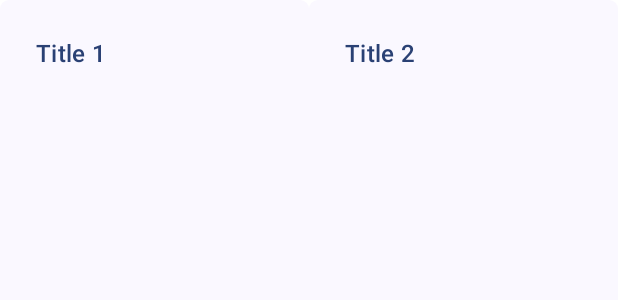
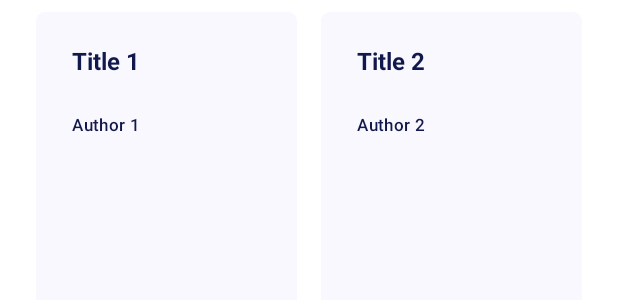
Before and after one commit to dignicate/zero-2023-android, an Android app built with Jetpack Compose: the @Preview function BookListView_Preview, on a phone screen of 412 x 824 dp. Shown: the top 300 px of the screen. Run offline under Robolectric (Android 15) with nearby library versions, the phone set to English and light mode, and no system bars; our stand-ins replace Dagger/Hilt's generated code, Timber; network calls fail.

Commit message:
Color and type extension.

```diff
--- a/app/src/main/java/com/dignicate/zero_2023_android/ui/BookListView.kt
+++ b/app/src/main/java/com/dignicate/zero_2023_android/ui/BookListView.kt
@@ -1,8 +1,10 @@
 package com.dignicate.zero_2023_android.ui
 
 import androidx.compose.foundation.background
+import androidx.compose.foundation.layout.Arrangement
 import androidx.compose.foundation.layout.Box
 import androidx.compose.foundation.layout.Column
+import androidx.compose.foundation.layout.Spacer
 import androidx.compose.foundation.layout.height
 import androidx.compose.foundation.layout.padding
 import androidx.compose.foundation.layout.width
@@ -24,6 +26,8 @@ import androidx.compose.ui.unit.dp
 import androidx.hilt.navigation.compose.hiltViewModel
 import androidx.lifecycle.Lifecycle
 import androidx.lifecycle.LifecycleEventObserver
+import com.dignicate.zero_2023_android.ui.theme.ColorSchemeExtension.textMain
+import com.dignicate.zero_2023_android.ui.theme.TypographyExtension.bodyTitle
 import com.dignicate.zero_2023_android.ui.theme.Zero2023androidTheme
 
 @Composable
@@ -63,6 +67,10 @@ private fun BookListView(
     LazyVerticalGrid(
         columns = GridCells.Adaptive(159.dp),
         state = state,
+        modifier = modifier
+            .padding(horizontal = 24.dp, vertical = 8.dp),
+        verticalArrangement = Arrangement.spacedBy(10.dp),
+        horizontalArrangement = Arrangement.spacedBy(16.dp),
     ) {
         val items = data?.items ?: emptyList()
         items(items.size) { index ->
@@ -95,15 +103,20 @@ private fun BookListItemView(
         ) {
             Text(
                 text = item.title,
-                color = MaterialTheme.colorScheme.primary,
-                style=  MaterialTheme.typography.titleMedium,
-                modifier = modifier,
+                color = MaterialTheme.colorScheme.textMain,
+                style=  MaterialTheme.typography.bodyTitle,
+                modifier = modifier
+                    .height(36.dp),
+                maxLines = 2,
             )
+            Spacer(modifier = modifier.height(8.dp))
             Text(
                 text = item.author,
-                color = MaterialTheme.colorScheme.primary,
+                color = MaterialTheme.colorScheme.textMain,
                 style = MaterialTheme.typography.labelSmall,
-                modifier = modifier,
+                modifier = modifier
+                    .height(28.dp),
+                maxLines = 2,
             )
         }
     }
@@ -119,11 +132,11 @@ private fun BookListView_Preview() {
                 items = listOf(
                     BookListViewModel.Data.Item(
                         title = "Title 1",
-                        author = "",
+                        author = "Author 1",
                     ),
                     BookListViewModel.Data.Item(
                         title = "Title 2",
-                        author = "",
+                        author = "Author 2",
                     )
                 )
             )
--- a/app/src/main/java/com/dignicate/zero_2023_android/ui/theme/Theme.kt
+++ b/app/src/main/java/com/dignicate/zero_2023_android/ui/theme/Theme.kt
@@ -11,10 +11,18 @@ import androidx.compose.material3.dynamicLightColorScheme
 import androidx.compose.material3.lightColorScheme
 import androidx.compose.runtime.Composable
 import androidx.compose.runtime.SideEffect
+import androidx.compose.runtime.getValue
+import androidx.compose.runtime.mutableStateOf
+import androidx.compose.runtime.structuralEqualityPolicy
+import androidx.compose.ui.graphics.Color
 import androidx.compose.ui.graphics.toArgb
 import androidx.compose.ui.platform.LocalContext
 import androidx.compose.ui.platform.LocalView
 import androidx.core.view.ViewCompat
+
+/**
+ * https://developer.android.com/jetpack/compose/designsystems/material3
+ */
 
 private val DarkColorScheme: ColorScheme = darkColorScheme(
     primary = Purple80,
@@ -67,3 +75,8 @@ fun Zero2023androidTheme(
         content = content
     )
 }
+
+// FIXME: Need better way of extensions.
+object ColorSchemeExtension {
+    val ColorScheme.textMain by mutableStateOf(Color(0xFF11184B), structuralEqualityPolicy())
+}
--- a/app/src/main/java/com/dignicate/zero_2023_android/ui/theme/Type.kt
+++ b/app/src/main/java/com/dignicate/zero_2023_android/ui/theme/Type.kt
@@ -4,6 +4,8 @@ import androidx.compose.material3.Typography
 import androidx.compose.ui.text.TextStyle
 import androidx.compose.ui.text.font.FontFamily
 import androidx.compose.ui.text.font.FontWeight
+import androidx.compose.ui.unit.TextUnit
+import androidx.compose.ui.unit.TextUnitType
 import androidx.compose.ui.unit.sp
 
 // Set of Material typography styles to start with
@@ -32,3 +34,14 @@ val Typography = Typography(
     )
     */
 )
+
+// FIXME: Need better way of extension.
+object TypographyExtension {
+    val Typography.bodyTitle: TextStyle
+        get() = TextStyle(
+            fontFamily = FontFamily.Default,
+            fontWeight = FontWeight.Bold,
+            fontSize = 16.sp,
+            lineHeight = 16.sp,
+        )
+}
```
